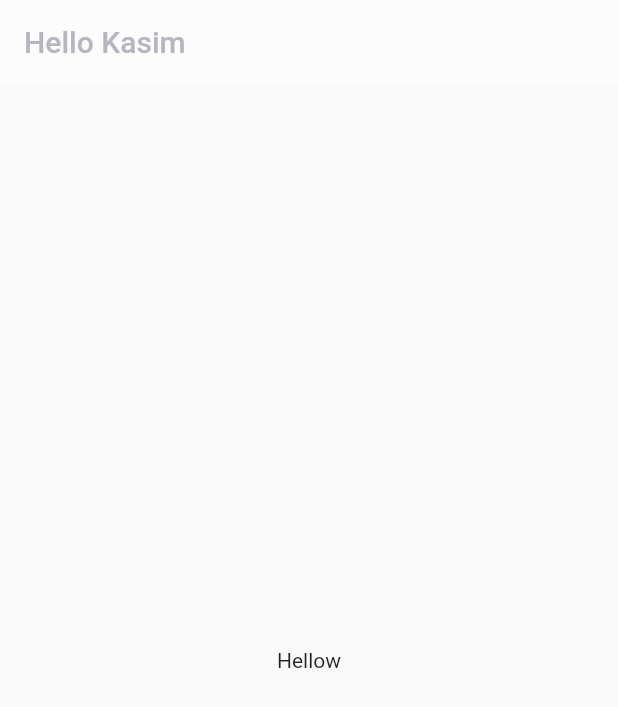
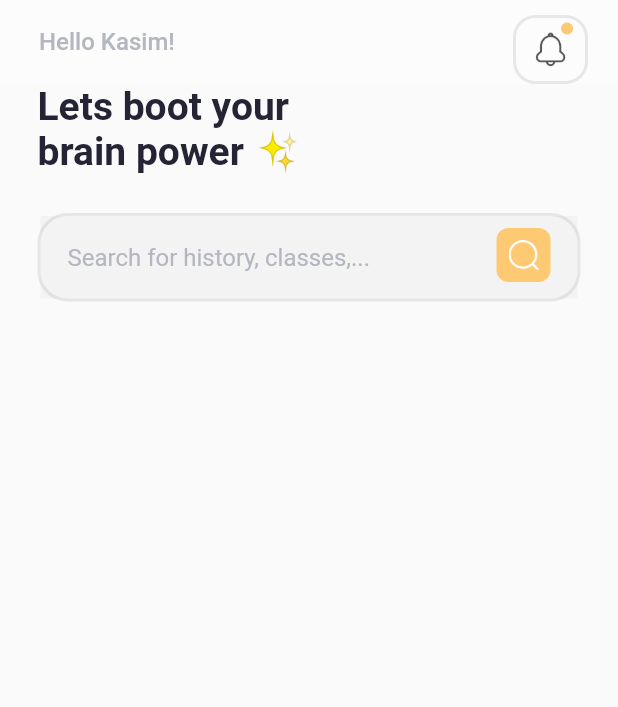
Before and after one commit to kasims07/course_app, a Flutter app: the screen it shows after launch, on a phone screen of 412 x 824 dp. Shown: the top 707 px of the screen. Run offline on Flutter 3.47's test engine with Material 2 defaults, Android fonts, the phone set to English and light mode, and no system bars.

Commit message:
Start Again

```diff
--- a/lib/screen/home/home.dart
+++ b/lib/screen/home/home.dart
@@ -1,4 +1,6 @@
 import 'package:course_app/constant/colors.dart';
+import 'package:course_app/screen/home/widget/emoji_text.dart';
+import 'package:course_app/screen/home/widget/search_input.dart';
 import 'package:flutter/material.dart';
 import 'package:flutter/src/foundation/key.dart';
 import 'package:flutter/src/widgets/framework.dart';
@@ -7,18 +9,58 @@ class HomePage extends StatelessWidget {
   @override
   Widget build(BuildContext context) {
     return Scaffold(
-      appBar: AppBar(
-        backgroundColor: kBackground,
-        elevation: 0,
-        centerTitle: false,
-        title: Text(
-          "Hello Kasim",
+        appBar: _buildAppBar(),
+        body: SingleChildScrollView(
+          child: Column(
+            crossAxisAlignment: CrossAxisAlignment.start,
+            mainAxisSize: MainAxisSize.min,
+            children: [EmojoText(), SearchInpit()],
+          ),
+        ));
+  }
+
+  AppBar _buildAppBar() {
+    return AppBar(
+      backgroundColor: kBackground,
+      elevation: 0,
+      centerTitle: false,
+      title: Padding(
+        padding: const EdgeInsets.only(left: 10),
+        child: Text(
+          "Hello Kasim!",
           style: TextStyle(
+            fontSize: 16,
             color: kFontLight,
           ),
         ),
       ),
-      body: Center(child: Text("Hellow")),
+      actions: [
+        Stack(
+          children: [
+            Container(
+              margin: EdgeInsets.only(top: 10, right: 20),
+              padding: EdgeInsets.all(8),
+              decoration: BoxDecoration(
+                  border:
+                      Border.all(color: kFontLight.withOpacity(0.3), width: 2),
+                  borderRadius: BorderRadius.circular(15)),
+              child: Image.asset(
+                'assets/icons/notification.png',
+                width: 30,
+              ),
+            ),
+            Positioned(
+                top: 15,
+                right: 30,
+                child: Container(
+                  height: 8,
+                  width: 8,
+                  decoration:
+                      BoxDecoration(color: kAccent, shape: BoxShape.circle),
+                ))
+          ],
+        )
+      ],
     );
   }
 }
--- /dev/null
+++ b/lib/screen/home/widget/emoji_text.dart
@@ -0,0 +1,21 @@
+import 'package:course_app/constant/colors.dart';
+import 'package:flutter/material.dart';
+import 'package:flutter/src/foundation/key.dart';
+import 'package:flutter/src/widgets/framework.dart';
+
+class EmojoText extends StatelessWidget {
+  @override
+  Widget build(BuildContext context) {
+    return Container(
+      padding: EdgeInsets.only(left: 25),
+      child: RichText(
+          text: TextSpan(children: [
+        TextSpan(
+            text: 'Let\s boot your\nbrain power ',
+            style: TextStyle(
+                fontWeight: FontWeight.bold, fontSize: 26, color: kFont)),
+        TextSpan(text: '✨', style: TextStyle(fontSize: 26))
+      ])),
+    );
+  }
+}
--- /dev/null
+++ b/lib/screen/home/widget/search_input.dart
@@ -0,0 +1,44 @@
+import 'package:course_app/constant/colors.dart';
+import 'package:flutter/cupertino.dart';
+import 'package:flutter/material.dart';
+import 'package:flutter/src/foundation/key.dart';
+import 'package:flutter/src/widgets/framework.dart';
+
+class SearchInpit extends StatelessWidget {
+  @override
+  Widget build(BuildContext context) {
+    return Container(
+        child: Stack(
+      children: [
+        Container(
+          margin: EdgeInsets.all(25),
+          decoration: BoxDecoration(
+              border: Border.all(color: kFontLight.withOpacity(0.3), width: 2),
+              borderRadius: BorderRadius.circular(20)),
+          child: TextField(
+            cursorColor: kFontLight,
+            decoration: InputDecoration(
+                fillColor: kFontLight.withOpacity(0.1),
+                filled: true,
+                contentPadding: EdgeInsets.all(18),
+                border: InputBorder.none,
+                hintText: 'Search for history, classes,...',
+                hintStyle: TextStyle(color: kFontLight)),
+          ),
+        ),
+        Positioned(
+            right: 45,
+            top: 35,
+            child: Container(
+              padding: EdgeInsets.all(8),
+              decoration: BoxDecoration(
+                  color: kAccent, borderRadius: BorderRadius.circular(8)),
+              child: Image.asset(
+                'assets/icons/search.png',
+                width: 20,
+              ),
+            ))
+      ],
+    ));
+  }
+}
```
Also changed, not shown: assets/icons/avatar01.png (added), assets/icons/avatar02.png (added), assets/icons/avatar03.png (added), assets/icons/bookmark.png (added), assets/icons/calendar.png (added), assets/icons/grid.png (added), assets/icons/list.png (added), assets/icons/notification.png (added), assets/icons/search.png (added), assets/icons/user.png (added), assets/images/course01.png (added), assets/images/course02.png (added), assets/images/course03.png (added), assets/images/progress.png (added).
